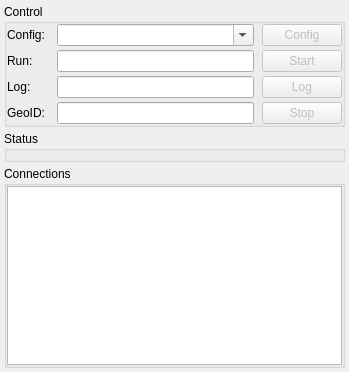
Before: the Qt Designer form gui/ui/euRun.ui in eudaq/eudaq, drawn with Qt 5.
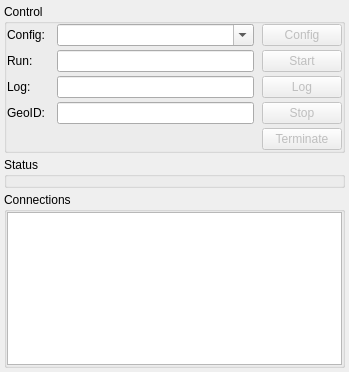
After: the same form once the commit is applied. Icons and pictures are not drawn.

Commit message: Add additional "Terminate" button to the GUI to make this possibility more prominent than the Window's "x" button.

What changed in the file:
```diff
--- a/gui/ui/euRun.ui
+++ b/gui/ui/euRun.ui
@@ -157,6 +157,19 @@
          </property>
         </widget>
        </item>
+       <item row="5" column="2" >
+        <widget class="QPushButton" name="btnTerminate" >
+         <property name="enabled" >
+          <bool>false</bool>
+         </property>
+         <property name="toolTip" >
+          <string>Terminate the DAQ session</string>
+         </property>
+         <property name="text" >
+          <string>Terminate</string>
+         </property>
+        </widget>
+       </item>
        <item row="4" column="0" >
         <widget class="QLabel" name="lblGeoID" >
          <property name="text" >
```
The commit also changes 1 other file.
